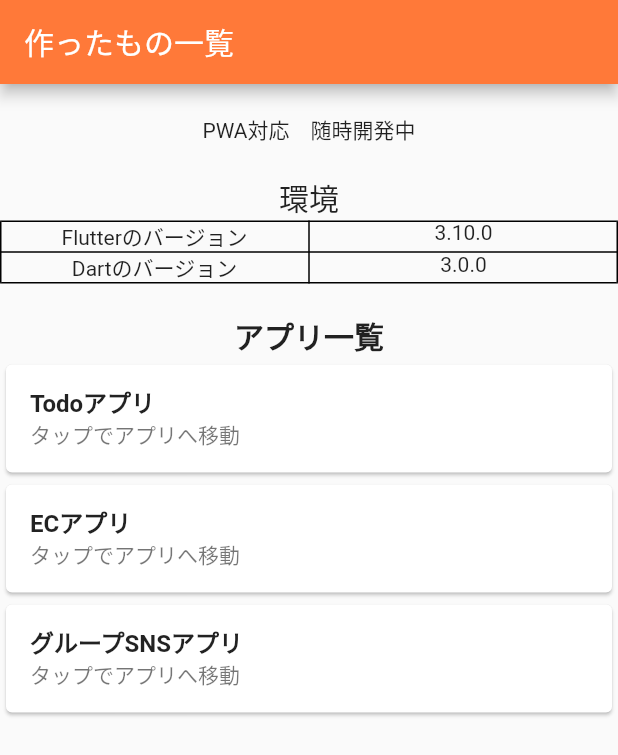
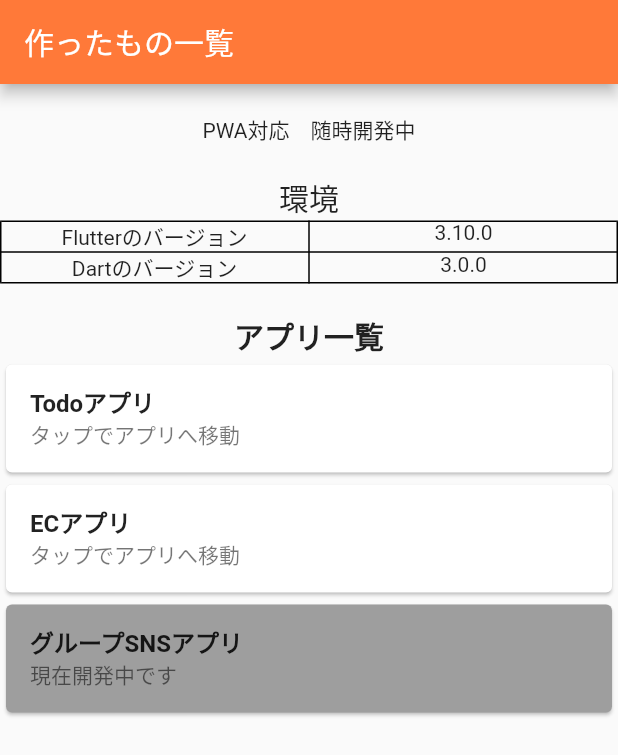
Before and after one commit to soundring/murasame_playground, a Flutter app: the screen it shows after launch, on a phone screen of 412 x 824 dp. Shown: the top 755 px of the screen. Run offline on Flutter 3.47's test engine with Material 2 defaults, Android fonts, the phone set to English and light mode, and no system bars; our stand-ins replace flutter_hooks, flutter_rating_bar, freezed_annotation, gap, go_router, hooks_riverpod and 2 more; generated files the repository leaves out were written again.

Commit message:
:wrench:いったん工事中に

```diff
--- a/lib/home_page.dart
+++ b/lib/home_page.dart
@@ -20,7 +20,7 @@ const _productList = <Map<String, String>>[
   {
     'name': 'グループSNSアプリ',
     'path': '/sns_app',
-    'accessible': 'true',
+    'accessible': 'false',
   },
 ];
 
```
